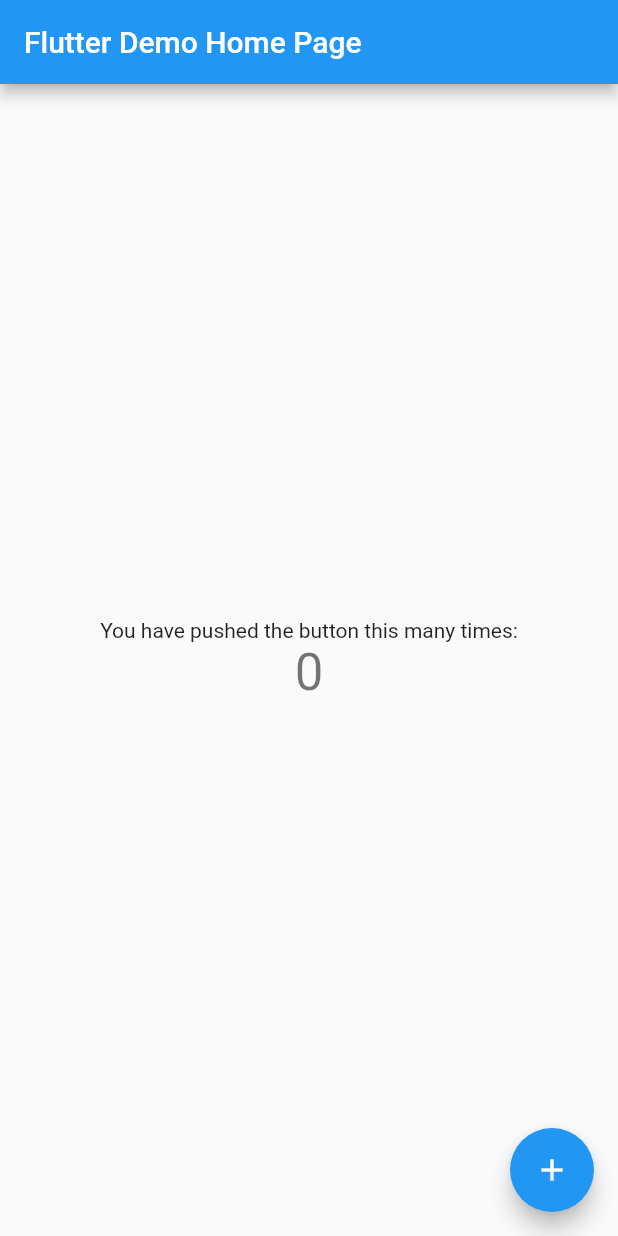
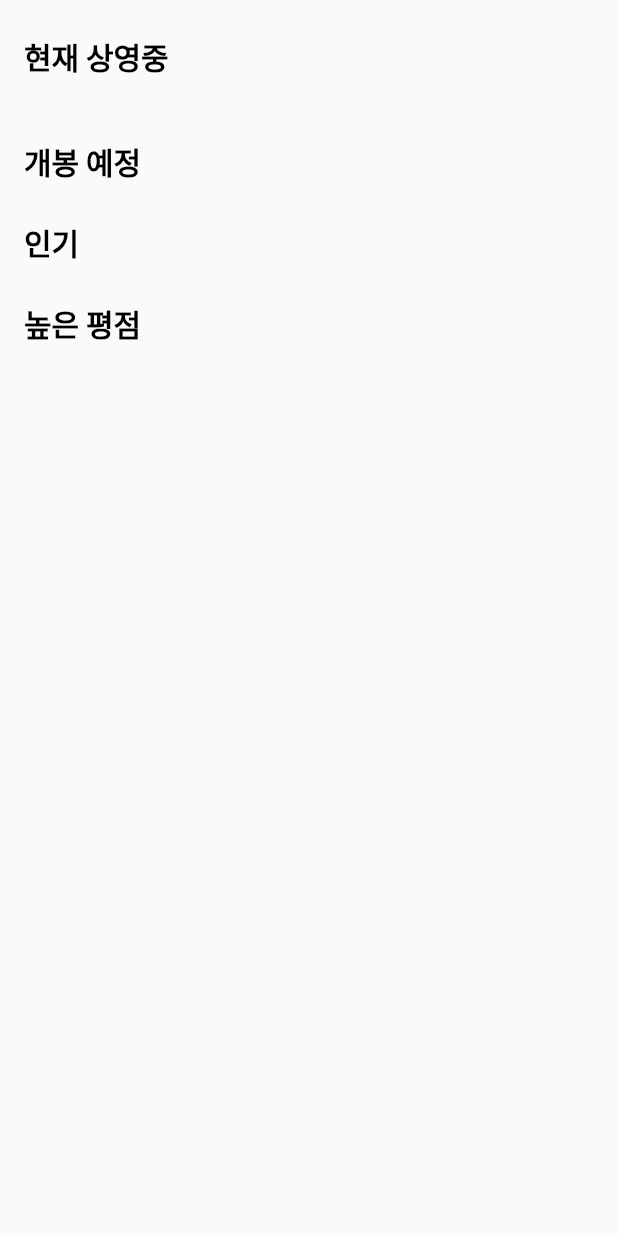
Before and after one commit to wonpyoJang/tmdb_movie, a Flutter app: the screen it shows after launch, on a phone screen of 412 x 824 dp. Run offline on Flutter 3.47's test engine with Material 2 defaults, Android fonts, the phone set to English and light mode, and no system bars.

Commit message:
[added] 메인 화면 추가

```diff
--- a/lib/main.dart
+++ b/lib/main.dart
@@ -1,3 +1,4 @@
+import 'package:athenaslab_test/presentation/list/list_screen.dart';
 import 'package:flutter/material.dart';
 
 void main() {
@@ -22,92 +23,7 @@ class MyApp extends StatelessWidget {
         // is not restarted.
         primarySwatch: Colors.blue,
       ),
-      home: MyHomePage(title: 'Flutter Demo Home Page'),
+      home: ListScreen(),
     );
   }
 }
-
-class MyHomePage extends StatefulWidget {
-  MyHomePage({Key key, this.title}) : super(key: key);
-
-  // This widget is the home page of your application. It is stateful, meaning
-  // that it has a State object (defined below) that contains fields that affect
-  // how it looks.
-
-  // This class is the configuration for the state. It holds the values (in this
-  // case the title) provided by the parent (in this case the App widget) and
-  // used by the build method of the State. Fields in a Widget subclass are
-  // always marked "final".
-
-  final String title;
-
-  @override
-  _MyHomePageState createState() => _MyHomePageState();
-}
-
-class _MyHomePageState extends State<MyHomePage> {
-  int _counter = 0;
-
-  void _incrementCounter() {
-    setState(() {
-      // This call to setState tells the Flutter framework that something has
-      // changed in this State, which causes it to rerun the build method below
-      // so that the display can reflect the updated values. If we changed
-      // _counter without calling setState(), then the build method would not be
-      // called again, and so nothing would appear to happen.
-      _counter++;
-    });
-  }
-
-  @override
-  Widget build(BuildContext context) {
-    // This method is rerun every time setState is called, for instance as done
-    // by the _incrementCounter method above.
-    //
-    // The Flutter framework has been optimized to make rerunning build methods
-    // fast, so that you can just rebuild anything that needs updating rather
-    // than having to individually change instances of widgets.
-    return Scaffold(
-      appBar: AppBar(
-        // Here we take the value from the MyHomePage object that was created by
-        // the App.build method, and use it to set our appbar title.
-        title: Text(widget.title),
-      ),
-      body: Center(
-        // Center is a layout widget. It takes a single child and positions it
-        // in the middle of the parent.
-        child: Column(
-          // Column is also a layout widget. It takes a list of children and
-          // arranges them vertically. By default, it sizes itself to fit its
-          // children horizontally, and tries to be as tall as its parent.
-          //
-          // Invoke "debug painting" (press "p" in the console, choose the
-          // "Toggle Debug Paint" action from the Flutter Inspector in Android
-          // Studio, or the "Toggle Debug Paint" command in Visual Studio Code)
-          // to see the wireframe for each widget.
-          //
-          // Column has various properties to control how it sizes itself and
-          // how it positions its children. Here we use mainAxisAlignment to
-          // center the children vertically; the main axis here is the vertical
-          // axis because Columns are vertical (the cross axis would be
-          // horizontal).
-          mainAxisAlignment: MainAxisAlignment.center,
-          children: <Widget>[
-            Text(
-              'You have pushed the button this many times:',
-            ),
-            Text(
-              '$_counter',
-              style: Theme.of(context).textTheme.headline4,
-            ),
-          ],
-        ),
-      ),
-      floatingActionButton: FloatingActionButton(
-        onPressed: _incrementCounter,
-        tooltip: 'Increment',
-        child: Icon(Icons.add),
-      ), // This trailing comma makes auto-formatting nicer for build methods.
-    );
-  }
-}
--- /dev/null
+++ b/lib/presentation/list/list_screen.dart
@@ -0,0 +1,60 @@
+import 'package:flutter/cupertino.dart';
+import 'package:flutter/material.dart';
+
+import 'widget/area_titile.dart';
+
+class ListScreen extends StatelessWidget {
+  const ListScreen({Key? key}) : super(key: key);
+
+  @override
+  Widget build(BuildContext context) {
+    return Scaffold(
+      // dummy appbar : 화면 영역을 status bar 아래로 제한한다.
+      appBar: PreferredSize(
+        preferredSize: Size.fromHeight(0),
+        child: Container(),
+      ),
+      body: buildBody(context),
+    );
+  }
+
+  Widget buildBody(BuildContext context) {
+    return Column(
+      crossAxisAlignment: CrossAxisAlignment.start,
+      children: [
+        SizedBox(height: 23),
+        buildCurrentScreeningArea(),
+        SizedBox(height: 40),
+        buildComingSoonArea(),
+        SizedBox(height: 24),
+        buildPopularArea(),
+        SizedBox(height: 24),
+        buildHighRatingArea(),
+        SizedBox(height: 70,)
+      ],
+    );
+  }
+
+  Widget buildHighRatingArea() {
+    return Padding(
+        padding: EdgeInsets.only(left: 16.0), child: AreaTitle(title: "높은 평점"));
+  }
+
+  Widget buildPopularArea() {
+    return Padding(
+        padding: EdgeInsets.symmetric(horizontal: 16.0),
+        child: AreaTitle(title: "인기"));
+  }
+
+  Widget buildComingSoonArea() {
+    return Padding(
+        padding: EdgeInsets.symmetric(horizontal: 16.0),
+        child: AreaTitle(title: "개봉 예정"));
+  }
+
+  Widget buildCurrentScreeningArea() {
+    return Padding(
+        padding: EdgeInsets.symmetric(horizontal: 16.0),
+        child: AreaTitle(title: "현재 상영중"));
+  }
+}
--- /dev/null
+++ b/lib/presentation/list/widget/area_titile.dart
@@ -0,0 +1,29 @@
+import 'dart:ui';
+
+import 'package:athenaslab_test/symbols/color_list.dart';
+import 'package:athenaslab_test/utils/unit_helper.dart';
+import 'package:flutter/material.dart';
+
+class AreaTitle extends StatelessWidget {
+  final String title;
+
+  const AreaTitle({Key? key, required this.title}) : super(key: key);
+
+  @override
+  Widget build(BuildContext context) {
+    return Container(
+        height: 30,
+        child: Text(title,
+            textAlign: TextAlign.center,
+            style: TextStyle(
+              fontFamily: "NotoSansKR",
+              fontStyle: FontStyle.normal,
+              fontWeight: FontWeight.bold,
+              fontSize: 20,
+              height: UnitHelper.getTextHeightRatio(
+                  heightInPixel: 28.96, fontSizeInPixel: 20),
+              letterSpacing: UnitHelper.getPixel(em: -0.015),
+              color: ColorList.black,
+            )));
+  }
+}
```
